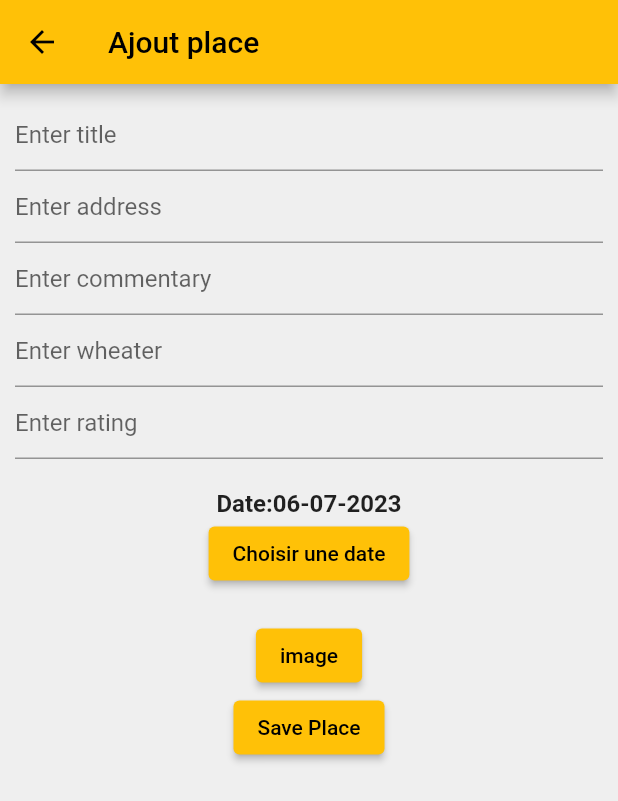
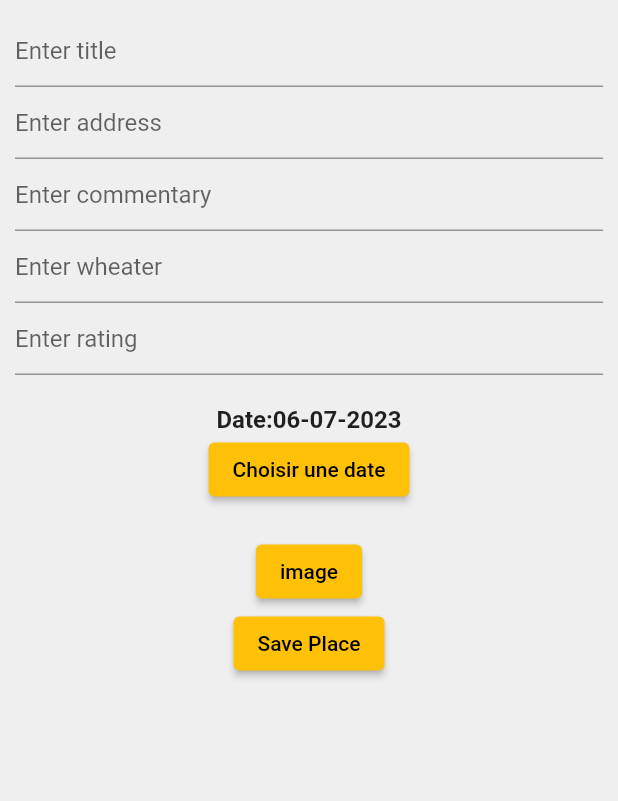
Before and after one commit to MathieuPithon/CA_Flutter_Project, a Flutter app: the screen it shows after launch, after a tap on the "add" icon, on a phone screen of 412 x 824 dp. Shown: the top 801 px of the screen. Run offline on Flutter 3.47's test engine with Material 2 defaults, Android fonts, the phone set to English and light mode, and no system bars; our stand-ins replace flutter_bloc, flutter_rating_bar, hive, image_picker; accounts and stored records are empty; statements that could not run were skipped.

Commit message:
app bar delete

```diff
--- a/lib/screens/home_page.dart
+++ b/lib/screens/home_page.dart
@@ -47,7 +47,6 @@ class _HomePageState extends State<HomePage> {
   @override
   Widget build(BuildContext context) {
     return Scaffold(
-      appBar: AppBar(title: const Text("Ajout place")),
       body: Padding(
         padding: const EdgeInsets.all(10.0),
         child: Column(
--- a/lib/screens/places_list_page.dart
+++ b/lib/screens/places_list_page.dart
@@ -20,7 +20,6 @@ class _PlacesListPageState extends State<PlacesListPage> {
   @override
   Widget build(BuildContext context) {
     return Scaffold(
-      appBar: AppBar(title: const Text('Liste des Places')),
       body: Column(
         children: [
           Padding(
@@ -75,9 +74,7 @@ class _PlacesListPageState extends State<PlacesListPage> {
                   return ListView.builder(
                     itemCount: places.length,
                     itemBuilder: (context, index) {
-                      return Card(
-                        child: EventTile(places[index])
-                      );
+                      return Card(child: EventTile(places[index]));
                     },
                   );
                 }
```
